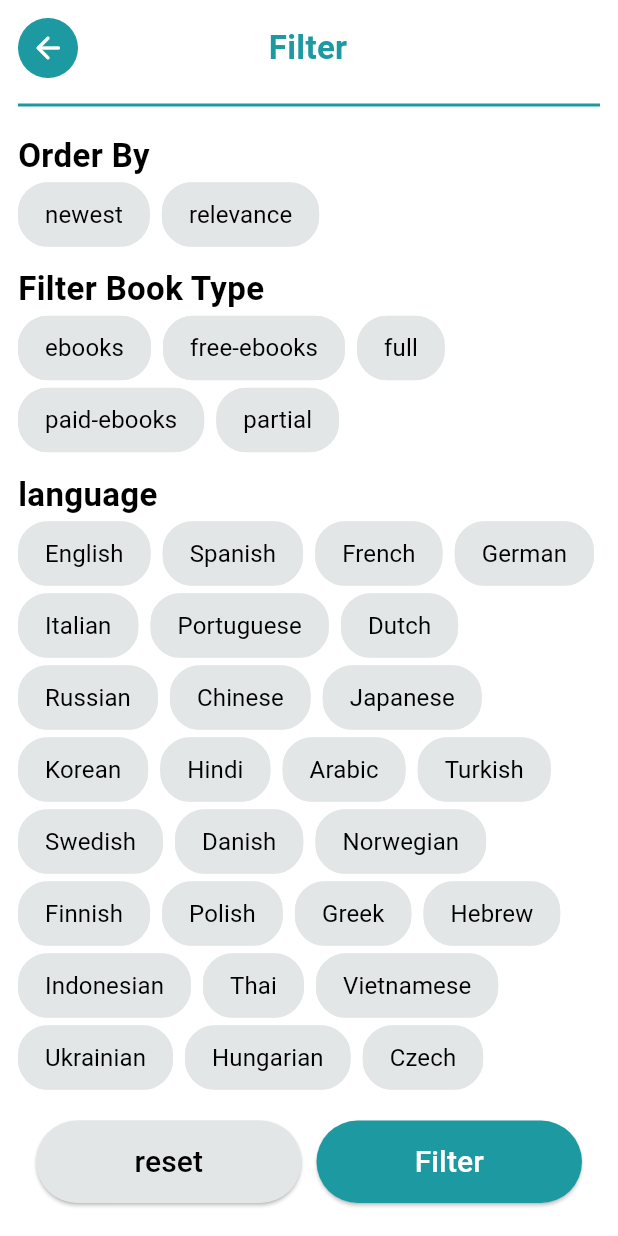
After one commit to hebba-yasser/bookify, a Flutter app: the FilterView screen opened directly, on a phone screen of 412 x 824 dp. The commit adds this screen. Run offline on Flutter 3.47's test engine with Material 3 defaults, Android fonts, the phone set to English and light mode, and no system bars; our stand-ins replace animated_splash_screen, bloc, cached_network_image, cloud_firestore, conditional_builder_null_safety, dartz and 11 more; accounts and stored records are empty; generated files the repository leaves out were written again; network calls fail; project files that could hold a hidden picture were left out.

Commit message:
implemented Filter View

```diff
--- a/lib/features/home/presentation/views/widgets/books_cover_list_view.dart
+++ b/lib/features/home/presentation/views/widgets/books_cover_list_view.dart
@@ -1,8 +1,6 @@
 import 'package:flutter/material.dart';
 
 import '../../../../../core/utils/assets.dart';
-import '../../../../../core/utils/functions/Navigaor_push.dart';
-import '../../../../../core/views/book_details_view.dart';
 import '../../../../../core/views/widgets/custom_book_image.dart';
 
 class BooksCoverListView extends StatelessWidget {
@@ -23,11 +21,11 @@ class BooksCoverListView extends StatelessWidget {
             padding: const EdgeInsets.only(left: 12, top: 0, bottom: 0),
             child: GestureDetector(
                 onTap: () {
-                  navigatorPush(
-                      context,
-                      BookDetailsView(
-                        bookId: "books[index].id!",
-                      ));
+                  // navigatorPush(
+                  //     context,
+                  //     BookDetailsView(
+                  //      book: ,
+                  //     ));
                 },
                 child: CustomBookImage(image: AppAssets.books)),
           );
--- /dev/null
+++ b/lib/features/search/presentation/views/filter_view.dart
@@ -0,0 +1,13 @@
+import 'package:bookify/features/search/presentation/views/widgets/filter_view_body.dart';
+import 'package:flutter/material.dart';
+
+class FilterView extends StatelessWidget {
+  const FilterView({Key? key}) : super(key: key);
+
+  @override
+  Widget build(BuildContext context) {
+    return Scaffold(
+      body: SafeArea(child: FilterViewBody()),
+    );
+  }
+}
--- /dev/null
+++ b/lib/features/search/presentation/views/widgets/buttons_section.dart
@@ -0,0 +1,47 @@
+import 'package:flutter/material.dart';
+
+import '../../../../../core/Views/widgets/custom_button.dart';
+import '../../../../../core/styles/colors.dart';
+import '../../../../../core/styles/fonts.dart';
+
+class ButtonsSection extends StatelessWidget {
+  const ButtonsSection({
+    super.key,
+  });
+
+  @override
+  Widget build(BuildContext context) {
+    return Column(
+      mainAxisAlignment: MainAxisAlignment.start,
+      children: [
+        Padding(
+          padding: const EdgeInsets.symmetric(horizontal: 12.0, vertical: 10),
+          child: Row(
+            children: [
+              Expanded(
+                child: CustomButton(
+                  textStyle: AppFonts.heading20,
+                  buttonStyle: ElevatedButton.styleFrom(
+                    backgroundColor: AppColors.lightGrey,
+                    foregroundColor: AppColors.lightTeal,
+                  ),
+                  text: 'reset',
+                  onPressed: () {},
+                ),
+              ),
+              const SizedBox(
+                width: 10,
+              ),
+              Expanded(
+                child: CustomButton(
+                  text: 'Filter',
+                  onPressed: () {},
+                ),
+              ),
+            ],
+          ),
+        ),
+      ],
+    );
+  }
+}
--- /dev/null
+++ b/lib/features/search/presentation/views/widgets/choice_chip_item.dart
@@ -0,0 +1,52 @@
+import 'package:flutter/material.dart';
+
+import '../../../../../constants.dart';
+import '../../../../../core/styles/colors.dart';
+import '../../../../../core/styles/fonts.dart';
+
+class ChoiceChipItem extends StatelessWidget {
+  ChoiceChipItem({
+    required this.optionsList,
+    super.key,
+    this.selectedIndex,
+  });
+  final List<String> optionsList;
+
+  int? selectedIndex;
+
+  @override
+  Widget build(BuildContext context) {
+    return Wrap(
+      spacing: 8,
+      children: List.generate(optionsList.length, (index) {
+        final bool isSelected = selectedIndex == index;
+        return ChoiceChip(
+          label: Text(
+            optionsList[index],
+            style: TextStyle(
+                color: isSelected
+                    ? Colors.white
+                    : Colors.black), // White text when selected
+          ),
+          selected: isSelected,
+          disabledColor: Colors.white,
+          selectedColor: kPrimaryColor,
+          labelStyle: AppFonts.bodyText16,
+          shadowColor: Colors.white,
+          selectedShadowColor: Colors.white,
+          surfaceTintColor: Colors.white,
+          backgroundColor: AppColors.lightGrey,
+          shape:
+              RoundedRectangleBorder(borderRadius: BorderRadius.circular(20)),
+          showCheckmark: false,
+          side: const BorderSide(width: 2, color: AppColors.lightGrey),
+          onSelected: (bool selected) {
+            // setState(() {
+            //   selectedIndex = selected ? index : null;
+            // });
+          },
+        );
+      }),
+    );
+  }
+}
--- a/lib/features/search/presentation/views/filter_container.dart
+++ b/lib/features/search/presentation/views/widgets/filter_container.dart
@@ -1,6 +1,8 @@
 import 'package:flutter/material.dart';
 
-import '../../../../core/styles/fonts.dart';
+import '../../../../../core/styles/fonts.dart';
+import '../../../../../core/utils/functions/Navigaor_push.dart';
+import '../filter_view.dart';
 
 class FilterContainer extends StatelessWidget {
   const FilterContainer({
@@ -10,7 +12,9 @@ class FilterContainer extends StatelessWidget {
   @override
   Widget build(BuildContext context) {
     return GestureDetector(
-      onTap: () {},
+      onTap: () {
+        navigatorPush(context, FilterView());
+      },
       child: Container(
         height: MediaQuery.of(context).size.height * .05,
         decoration: const BoxDecoration(
--- /dev/null
+++ b/lib/features/search/presentation/views/widgets/filter_item.dart
@@ -0,0 +1,28 @@
+import 'package:flutter/material.dart';
+
+import '../../../../../core/styles/fonts.dart';
+import 'choice_chip_item.dart';
+
+class FilterItem extends StatelessWidget {
+  const FilterItem({
+    super.key,
+    required this.optionsList,
+    required this.title,
+  });
+  final List<String> optionsList;
+  final String title;
+  @override
+  Widget build(BuildContext context) {
+    return Column(
+      mainAxisAlignment: MainAxisAlignment.start,
+      crossAxisAlignment: CrossAxisAlignment.start,
+      children: [
+        Text(title,
+            style: AppFonts.heading22.copyWith(fontWeight: FontWeight.bold)),
+        ChoiceChipItem(
+          optionsList: optionsList,
+        ),
+      ],
+    );
+  }
+}
--- /dev/null
+++ b/lib/features/search/presentation/views/widgets/filter_section.dart
@@ -0,0 +1,59 @@
+import 'package:flutter/material.dart';
+
+import '../../../../../core/data/data_sources/preferences_data_source.dart';
+import 'filter_item.dart';
+
+class FilterSection extends StatelessWidget {
+  const FilterSection({
+    super.key,
+  });
+
+  @override
+  Widget build(BuildContext context) {
+    return Expanded(
+      child: CustomScrollView(
+        slivers: [
+          SliverToBoxAdapter(
+            child: FilterItem(
+              title: 'Order By ',
+              optionsList: [
+                "newest",
+                "relevance",
+              ],
+            ),
+          ),
+          SliverToBoxAdapter(
+            child: SizedBox(
+              height: 10,
+            ),
+          ),
+          SliverToBoxAdapter(
+            child: FilterItem(
+              title: 'Filter Book Type',
+              optionsList: [
+                "ebooks",
+                "free-ebooks",
+                "full",
+                "paid-ebooks",
+                "partial",
+              ],
+            ),
+          ),
+          SliverToBoxAdapter(
+            child: SizedBox(
+              height: 10,
+            ),
+          ),
+          SliverToBoxAdapter(
+            child: FilterItem(
+              title: 'language',
+              optionsList: PreferencesDataSource.supportedLanguages
+                  .map((lang) => lang["name"] as String)
+                  .toList(),
+            ),
+          ),
+        ],
+      ),
+    );
+  }
+}
--- /dev/null
+++ b/lib/features/search/presentation/views/widgets/filter_view_body.dart
@@ -0,0 +1,36 @@
+import 'package:bookify/constants.dart';
+import 'package:flutter/material.dart';
+
+import '../../../../../core/views/widgets/custom_app_bar.dart';
+import 'buttons_section.dart';
+import 'filter_section.dart';
+
+class FilterViewBody extends StatelessWidget {
+  const FilterViewBody({Key? key}) : super(key: key);
+
+  @override
+  Widget build(BuildContext context) {
+    return Padding(
+      padding: const EdgeInsets.symmetric(horizontal: 12.0, vertical: 12),
+      child: Column(
+        mainAxisAlignment: MainAxisAlignment.start,
+        crossAxisAlignment: CrossAxisAlignment.start,
+        children: [
+          CustomAppBar(title: 'Filter'),
+          Divider(
+            color: kPrimaryColor,
+            thickness: 2,
+          ),
+          SizedBox(
+            height: 10,
+          ),
+          FilterSection(),
+          SizedBox(
+            height: 10,
+          ),
+          ButtonsSection(),
+        ],
+      ),
+    );
+  }
+}
--- a/lib/features/search/presentation/views/widgets/search_field_form.dart
+++ b/lib/features/search/presentation/views/widgets/search_field_form.dart
@@ -4,6 +4,8 @@ import 'package:font_awesome_flutter/font_awesome_flutter.dart';
 import '../../../../../constants.dart';
 import '../../../../../core/Views/widgets/custom_text_form_field.dart';
 import '../../../../../core/styles/fonts.dart';
+import '../../../../../core/utils/functions/Navigaor_push.dart';
+import '../search_result_view.dart';
 
 class SearchFieldForm extends StatefulWidget {
   const SearchFieldForm({Key? key}) : super(key: key);
@@ -25,6 +27,7 @@ class _SearchFieldFormState extends State<SearchFieldForm> {
         hintText: 'Search by book,author,genre...',
         hintStyle: AppFonts.caption,
         onFieldSubmitted: (newValue) {
+          navigatorPush(context, SearchResultView());
           // if (newValue!.isNotEmpty) {
           //   context
           //       .read<FetchRecipeByQueryCubit>()
--- a/lib/features/search/presentation/views/widgets/search_result_view_body.dart
+++ b/lib/features/search/presentation/views/widgets/search_result_view_body.dart
@@ -1,8 +1,7 @@
 import 'package:flutter/material.dart';
 
-import '../../../../../core/views/widgets/books_list_view_gen.dart';
 import '../../../../../core/views/widgets/custom_app_bar.dart';
-import '../filter_container.dart';
+import 'filter_container.dart';
 
 class SearchResultViewBody extends StatelessWidget {
   const SearchResultViewBody({Key? key}) : super(key: key);
@@ -14,7 +13,7 @@ class SearchResultViewBody extends StatelessWidget {
       child: Column(
         children: [
           CustomAppBar(title: 'Search Results '),
-          const BooksListViewGen(),
+          //  const BooksListViewGen(),
           SizedBox(
             height: 10,
           ),
--- a/lib/main.dart
+++ b/lib/main.dart
@@ -40,7 +40,7 @@ class Bookify extends StatelessWidget {
           create: (context) =>
               FetchNewArrivalBookCubit(getIt.get<HomeRepoImp>())
                 ..fetchNewArrivalBook(),
-        )
+        ),
       ],
       child: MaterialApp(
         locale: DevicePreview.locale(context),
```
